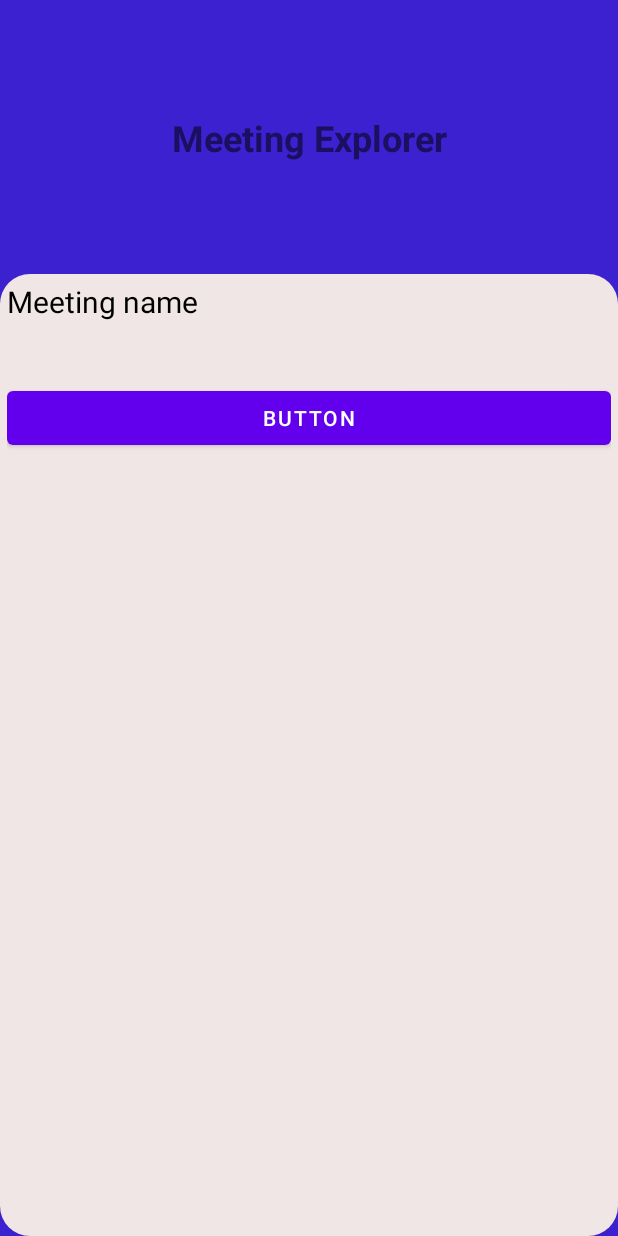
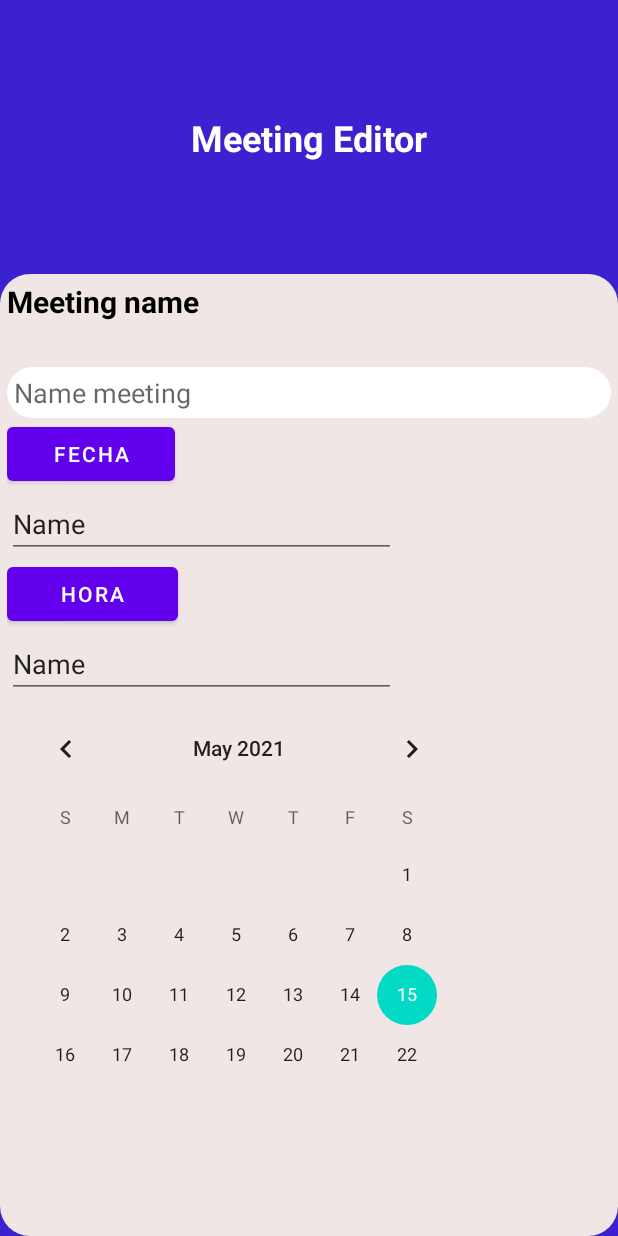
Before and after one commit to tipeXwins/tipexlunch, an Android app: the layout fragment_editor.xml on its own in the app's theme, with its tools: preview values and no code run, on a phone screen of 412 x 824 dp. Run offline under Robolectric (Android 15) with nearby library versions, the phone set to English and light mode, and no system bars.

Commit message:
Meeting date uno

```diff
--- a/app/src/main/java/com/example/intouch/MainActivity.kt
+++ b/app/src/main/java/com/example/intouch/MainActivity.kt
@@ -11,7 +11,7 @@ class MainActivity : AppCompatActivity() {
 
     override fun onCreate(savedInstanceState: Bundle?) {
         super.onCreate(savedInstanceState)
-        setContentView(R.layout.fragment_join)
+        setContentView(R.layout.fragment_editor)
 
   /*      findViewById<FloatingActionButton>(R.id.fab).setOnClickListener { view ->
             Snackbar.make(view, "Replace with your own action", Snackbar.LENGTH_LONG)
--- a/app/src/main/res/layout/fragment_editor.xml
+++ b/app/src/main/res/layout/fragment_editor.xml
@@ -17,7 +17,8 @@
             android:layout_height="wrap_content"
             android:foregroundTint="#FFFFFF"
             android:shadowColor="#9C2121"
-            android:text="Meeting Explorer"
+            android:text="Meeting Editor"
+            android:textColor="#ffffff"
             android:textCursorDrawable="@android:drawable/btn_star_big_on"
             android:textIsSelectable="true"
             android:textSize="24sp"
@@ -43,22 +44,67 @@
                 android:id="@+id/textView"
                 android:layout_width="match_parent"
                 android:layout_height="wrap_content"
-                android:layout_marginBottom="20dp"
+                android:layout_marginBottom="10dp"
                 android:allowUndo="true"
+                android:backgroundTint="@color/white"
                 android:paddingBottom="20dp"
                 android:scrollbarStyle="insideOverlay"
                 android:text="Meeting name"
                 android:textColor="@color/black"
-                android:textSize="20sp" />
+                android:textSize="20sp"
+                android:textStyle="bold" />
+
+            <EditText
+                android:id="@+id/editTextTextPassword"
+                android:layout_width="match_parent"
+                android:layout_height="wrap_content"
+                android:background="@drawable/roundedsquare"
+                android:backgroundTint="@color/white"
+                android:ems="10"
+                android:hint="Name meeting"
+                android:inputType="text" />
 
             <Button
                 android:id="@+id/button"
-                android:layout_width="match_parent"
+                android:layout_width="112dp"
                 android:layout_height="wrap_content"
                 android:allowUndo="true"
                 android:text="Button"
                 android:textColorLink="#8A5ED8"
-                android:textCursorDrawable="@drawable/semiroundedsquare" />
+                android:textCursorDrawable="@drawable/semiroundedsquare"
+                tools:text="Fecha" />
+
+            <EditText
+                android:id="@+id/editTextTextPersonName"
+                android:layout_width="259dp"
+                android:layout_height="wrap_content"
+                android:ems="10"
+                android:inputType="textPersonName"
+                android:text="Name" />
+
+            <Button
+                android:id="@+id/button4"
+                android:layout_width="114dp"
+                android:layout_height="wrap_content"
+                android:allowUndo="true"
+                android:text="Button"
+                android:textColorLink="#8A5ED8"
+                android:textCursorDrawable="@drawable/semiroundedsquare"
+                tools:text="Hora" />
+
+            <EditText
+                android:id="@+id/editTextTextPersonName4"
+                android:layout_width="259dp"
+                android:layout_height="wrap_content"
+                android:ems="10"
+                android:inputType="textPersonName"
+                android:text="Name" />
+
+            <CalendarView
+                android:id="@+id/calendarView"
+                android:layout_width="309dp"
+                android:layout_height="270dp" />
+
         </LinearLayout>
     </androidx.constraintlayout.widget.ConstraintLayout>
 </LinearLayout>
```
